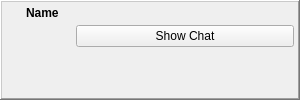
This is retroshare-gui/src/gui/toaster/ChatToaster.ui in RetroShare/RetroShare as Qt 5 draws it before an edit. The edited form follows.
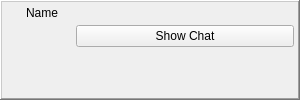
This is the edited form. Icons and pictures are not drawn. Custom widgets are drawn as their Qt base class.

Commit message: Moved font size definitions from ui files to default qss. Added new base class StyledLabel to emulate the missing font-size by factor in qss.

What changed in the file:
```diff
--- a/retroshare-gui/src/gui/toaster/ChatToaster.ui
+++ b/retroshare-gui/src/gui/toaster/ChatToaster.ui
@@ -79,13 +79,6 @@
         </item>
         <item>
          <widget class="QLabel" name="toasterLabel">
-          <property name="font">
-           <font>
-            <pointsize>9</pointsize>
-            <weight>75</weight>
-            <bold>true</bold>
-           </font>
-          </property>
           <property name="text">
            <string notr="true">Name</string>
           </property>
```
The commit also changes 41 other files.
